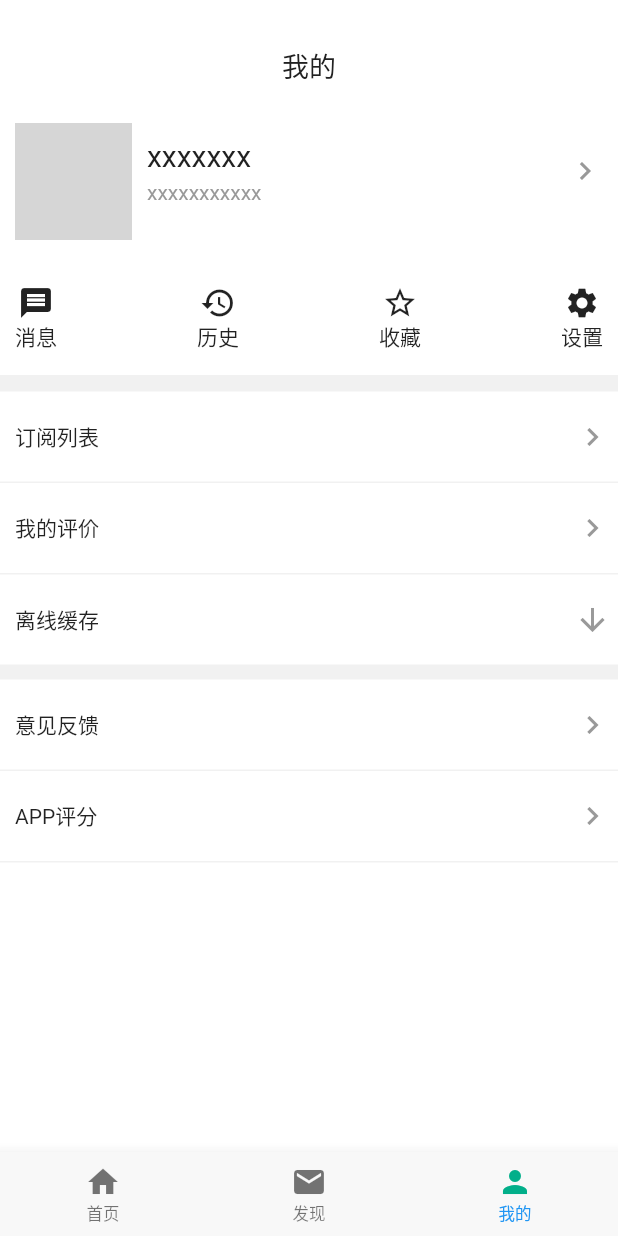
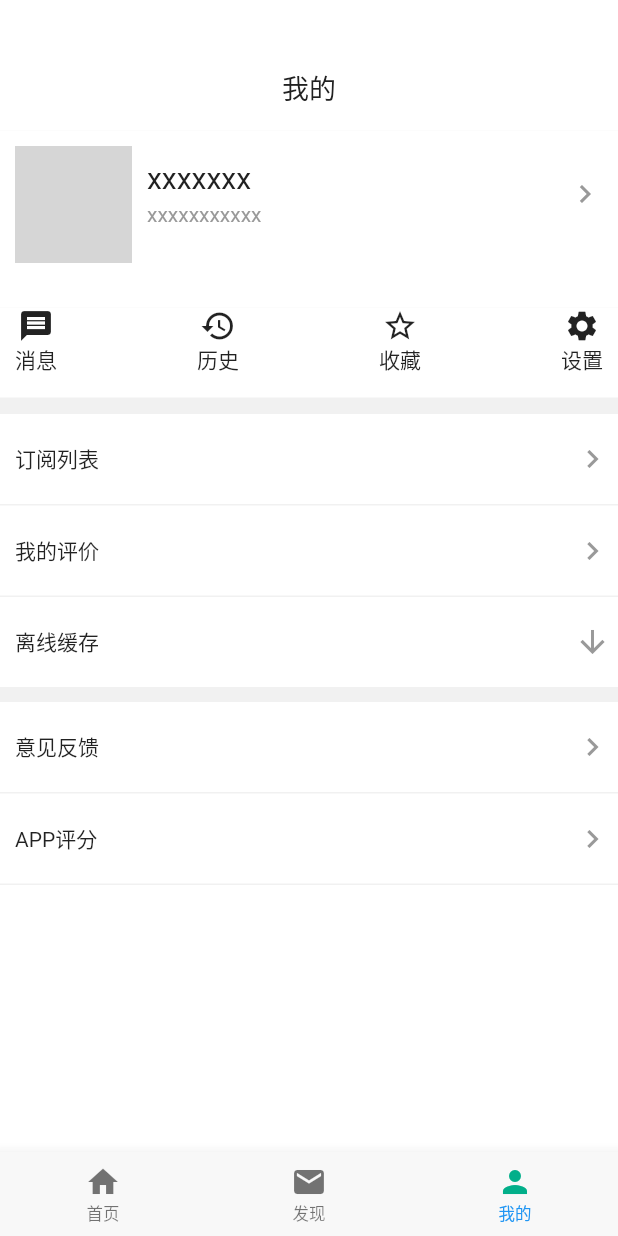
Before and after one commit to Cuieney/MashupApp, a Flutter app: the MainPage screen opened by its route, item 3 of the bottom bar chosen, on a phone screen of 412 x 824 dp. Run offline on Flutter 3.47's test engine with Material 2 defaults, Android fonts, the phone set to English and light mode, and no system bars; our stand-ins replace webview_flutter; network calls fail; grey boxes are pictures that could not be loaded.

Commit message:
update discover me  page

```diff
--- a/lib/DiscoverPage.dart
+++ b/lib/DiscoverPage.dart
@@ -15,7 +15,7 @@ class DiscoverPage extends StatelessWidget {
           Container(
             alignment: Alignment.center,
             color: Colors.white,
-            padding: EdgeInsets.only(top: 30, bottom: 15),
+            padding: EdgeInsets.only(top: 45, bottom: 15),
             child: Text(
               "发现",
               style: TextStyle(color: Color(0xFF212121), fontSize: 18),
--- a/lib/MePage.dart
+++ b/lib/MePage.dart
@@ -11,7 +11,7 @@ class MePage extends StatelessWidget {
           children: <Widget>[
             Container(
               color: Colors.white,
-              padding: EdgeInsets.only(top: 30, bottom: 15),
+              padding: EdgeInsets.only(top: 45, bottom: 15),
               child: Center(
                 child: Text("我的",
                     style: TextStyle(fontSize: 18, color: Color(0xff212121))),
```
